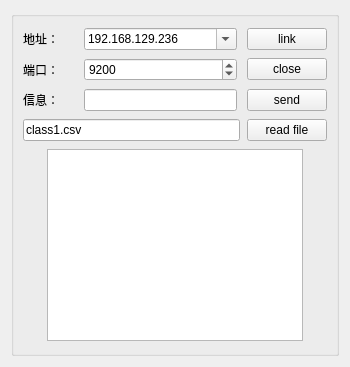
First picture: the form in ui/csvLinkServer2.ui, repository 3548848289/SmartDesk, before the edit.
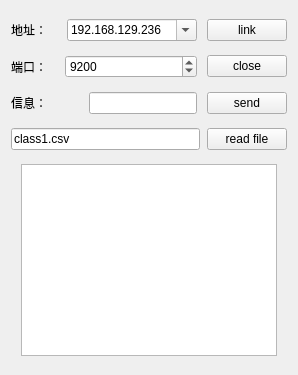
Second picture: the form after the edit.

Diff of the .ui file:
```diff
--- a/ui/csvLinkServer2.ui
+++ b/ui/csvLinkServer2.ui
@@ -6,8 +6,8 @@
    <rect>
     <x>0</x>
     <y>0</y>
-    <width>350</width>
-    <height>367</height>
+    <width>298</width>
+    <height>375</height>
    </rect>
   </property>
   <property name="sizePolicy">
@@ -24,13 +24,7 @@
   </property>
   <layout class="QGridLayout" name="gridLayout">
    <item row="0" column="0">
-    <widget class="QGroupBox" name="groupBox">
-     <property name="title">
-      <string/>
-     </property>
-     <layout class="QGridLayout" name="gridLayout_2" rowstretch="1,1,1,1,1">
-      <item row="0" column="0">
-       <layout class="QHBoxLayout" name="horizontalLayout_2" stretch="1,3,1">
+    <layout class="QHBoxLayout" name="horizontalLayout_1" stretch="1,0,1">
         <property name="spacing">
          <number>10</number>
         </property>
@@ -93,7 +87,7 @@
        </layout>
       </item>
       <item row="1" column="0">
-       <layout class="QHBoxLayout" name="horizontalLayout_4" stretch="1,3,1">
+    <layout class="QHBoxLayout" name="horizontalLayout_2" stretch="1,3,1">
         <property name="spacing">
          <number>10</number>
         </property>
@@ -136,7 +130,7 @@
        </layout>
       </item>
       <item row="2" column="0">
-       <layout class="QHBoxLayout" name="horizontalLayout" stretch="1,3,1">
+    <layout class="QHBoxLayout" name="horizontalLayout_3" stretch="1,0,1">
         <property name="spacing">
          <number>10</number>
         </property>
@@ -160,7 +154,7 @@
        </layout>
       </item>
       <item row="3" column="0">
-       <layout class="QHBoxLayout" name="horizontalLayout_3" stretch="5,1">
+    <layout class="QHBoxLayout" name="horizontalLayout_4" stretch="5,1">
         <property name="spacing">
          <number>7</number>
         </property>
@@ -196,9 +190,6 @@
          </widget>
         </item>
        </layout>
-      </item>
-     </layout>
-    </widget>
    </item>
   </layout>
  </widget>
```
Lines whose indentation alone changed are shown as unchanged.
